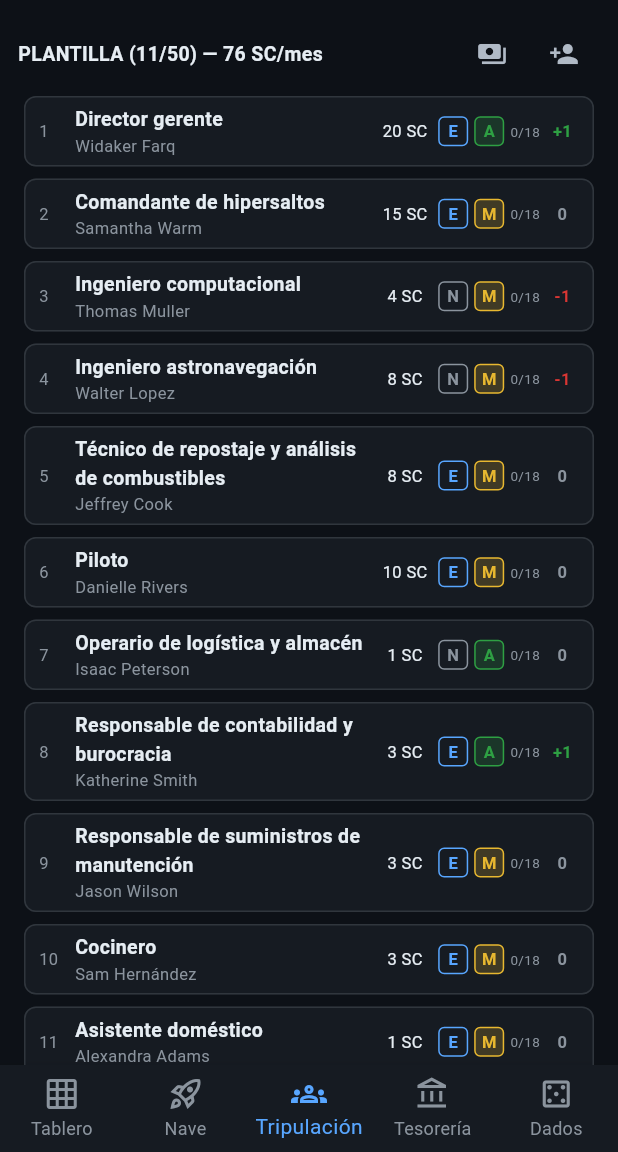
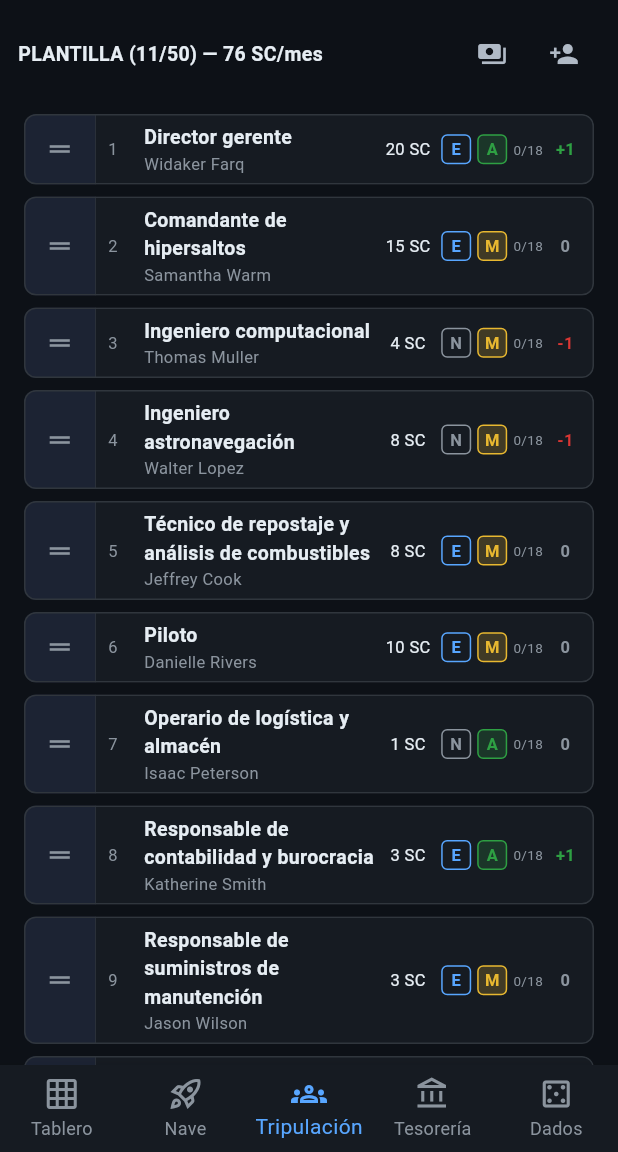
Before and after one commit to quiqueporta/spacegom, a Flutter app: the screen it shows after launch, swiped to page 3, on a phone screen of 412 x 824 dp, the part 84-1236 px from its top. Run offline on Flutter 3.47's test engine with Material 3 defaults, Android fonts, the phone set to English and light mode, and no system bars; our stand-ins replace share_plus, shared_preferences.

Commit message:
v1.7.0: Crew drag & drop reordering with auto-scroll
- Add drag handle to employee cards for reordering
- Use SliverReorderableList for auto-scroll during drag
- Elevated card feedback when dragging
- Order persists across app restarts

```diff
--- a/lib/screens/crew_screen.dart
+++ b/lib/screens/crew_screen.dart
@@ -38,6 +38,16 @@ class _CrewScreenState extends State<CrewScreen> with AutomaticKeepAliveClientMi
     _weapons = List.from(widget.weapons);
   }
 
+  void _reorderEmployees(int oldIndex, int newIndex) {
+    setState(() {
+      if (newIndex > oldIndex) newIndex--;
+
+      final employee = _employees.removeAt(oldIndex);
+      _employees.insert(newIndex, employee);
+      _notifyChanged();
+    });
+  }
+
   void _notifyChanged() {
     widget.onChanged(List.from(_employees), List.from(_weapons));
   }
@@ -46,26 +56,37 @@ class _CrewScreenState extends State<CrewScreen> with AutomaticKeepAliveClientMi
   Widget build(BuildContext context) {
     super.build(context);
 
-    return SingleChildScrollView(
+    final employeeList = EmployeeList(
+      employees: _employees,
+      onEdit: _editEmployee,
+      onDelete: _deleteEmployee,
+      onReorder: _reorderEmployees,
+    );
+
+    return CustomScrollView(
+      slivers: [
+        SliverPadding(
           padding: const EdgeInsets.all(12),
-      child: Column(
-        children: [
-          _buildStaff(),
+          sliver: SliverToBoxAdapter(child: _buildStaffHeader()),
+        ),
 
-          const SizedBox(height: 16),
+        SliverPadding(
+          padding: const EdgeInsets.symmetric(horizontal: 12),
+          sliver: employeeList.buildSliver(),
+        ),
 
-          _buildWeapons(),
+        SliverPadding(
+          padding: const EdgeInsets.fromLTRB(12, 16, 12, 12),
+          sliver: SliverToBoxAdapter(child: _buildWeapons()),
+        ),
       ],
-      ),
     );
   }
 
-  Widget _buildStaff() {
+  Widget _buildStaffHeader() {
     final totalSalary = _employees.fold(0, (sum, e) => sum + e.salary);
 
-    return Column(
-      children: [
-        Row(
+    return Row(
       mainAxisAlignment: MainAxisAlignment.spaceBetween,
       children: [
         Expanded(
@@ -85,14 +106,6 @@ class _CrewScreenState extends State<CrewScreen> with AutomaticKeepAliveClientMi
           onPressed: _employees.length < 50 ? _addEmployee : null,
           icon: const Icon(Icons.person_add),
           iconSize: 20,
-            ),
-          ],
-        ),
-
-        EmployeeList(
-          employees: _employees,
-          onEdit: _editEmployee,
-          onDelete: _deleteEmployee,
         ),
       ],
     );
--- a/lib/screens/home_screen.dart
+++ b/lib/screens/home_screen.dart
@@ -257,7 +257,7 @@ class _HomeScreenState extends State<HomeScreen> {
                   showAboutDialog(
                     context: context,
                     applicationName: 'Spacegom Companion',
-                    applicationVersion: '1.6.0',
+                    applicationVersion: '1.7.0',
                     applicationIcon: Image.asset(
                       'assets/spacegom_logo.png',
                       width: 48,
--- a/pubspec.yaml
+++ b/pubspec.yaml
@@ -16,7 +16,7 @@ publish_to: 'none' # Remove this line if you wish to publish to pub.dev
 # https://developer.apple.com/library/archive/documentation/General/Reference/InfoPlistKeyReference/Articles/CoreFoundationKeys.html
 # In Windows, build-name is used as the major, minor, and patch parts
 # of the product and file versions while build-number is used as the build suffix.
-version: 1.6.0+9
+version: 1.7.0+10
 
 environment:
   sdk: ^3.9.2
```
Also changed, not shown: lib/widgets/employee_list.dart (+73 -10 lines), 4 other files. Lines whose indentation alone changed are shown as unchanged.
